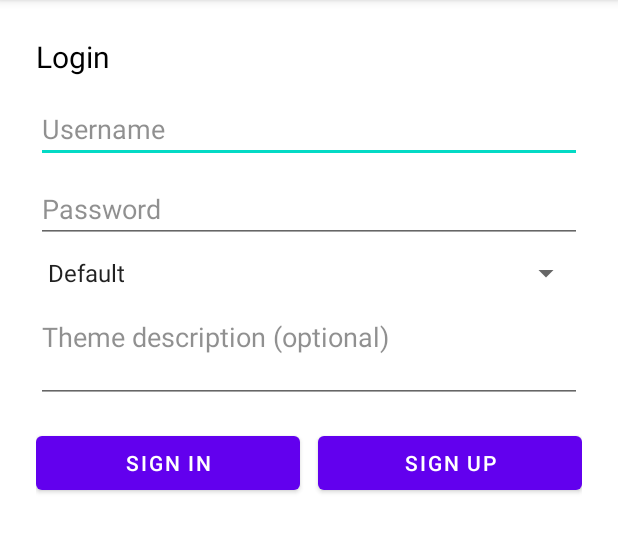
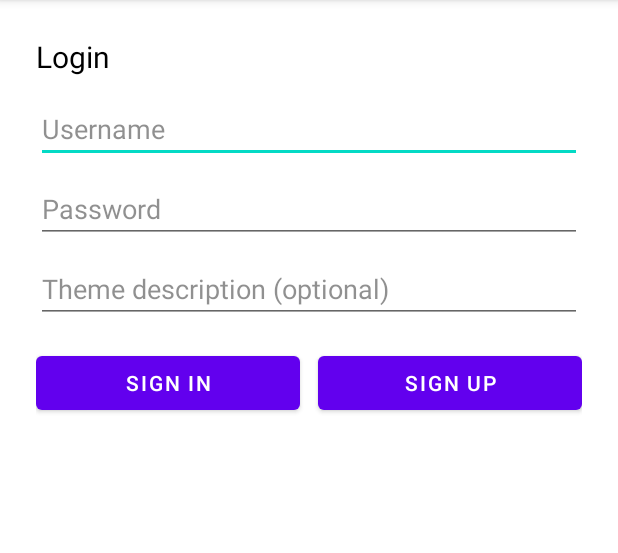
Before and after one commit to penguintron3000/Weather, an Android app: the screen it shows after launch (LoginActivity), on a phone screen of 412 x 824 dp, the part 84-637 px from its top. Run offline under Robolectric (Android 15) with nearby library versions, the phone set to English and light mode, and no system bars.

Commit message:
Removed spinner from Login page that wasn't needed

```diff
--- a/app/src/main/java/edu/uiuc/cs427app/LoginActivity.java
+++ b/app/src/main/java/edu/uiuc/cs427app/LoginActivity.java
@@ -43,7 +43,6 @@ public class LoginActivity extends ThemedActivity {
         tokenManager = new TokenManager(this);
 
         loginFormView = findViewById(R.id.login_form_view);
-        loginFormView.initializeLayoutOptions(R.array.layout_options);
         loginFormView.setActionListener(new LoginFormView.ActionListener() {
             @Override
             public void onSignInRequested() {
--- a/app/src/main/java/edu/uiuc/cs427app/views/LoginFormView.java
+++ b/app/src/main/java/edu/uiuc/cs427app/views/LoginFormView.java
@@ -8,7 +8,6 @@ import android.widget.ArrayAdapter;
 import android.widget.Button;
 import android.widget.EditText;
 import android.widget.LinearLayout;
-import android.widget.Spinner;
 import android.widget.TextView;
 
 import androidx.annotation.ArrayRes;
@@ -38,7 +37,6 @@ public class LoginFormView extends LinearLayout {
 
     private EditText usernameInput;
     private EditText passwordInput;
-    private Spinner layoutSelector;
     private EditText themeDescriptionInput;
     private TextView errorMessage;
     private ActionListener actionListener;
@@ -87,7 +85,6 @@ public class LoginFormView extends LinearLayout {
 
         usernameInput = findViewById(R.id.inputUsername);
         passwordInput = findViewById(R.id.inputPassword);
-        layoutSelector = findViewById(R.id.spinner_layout);
         themeDescriptionInput = findViewById(R.id.inputThemeDescription);
         Button signInButton = findViewById(R.id.buttonSignIn);
         Button signUpButton = findViewById(R.id.buttonSignUp);
@@ -106,20 +103,6 @@ public class LoginFormView extends LinearLayout {
         });
 
         passwordInput.setImeOptions(EditorInfo.IME_ACTION_DONE);
-    }
-
-    /**
-     * Initializes the layout selector spinner with the provided string array resource.
-     *
-     * @param arrayResId resource id for the entries to display in the spinner
-     */
-    public void initializeLayoutOptions(@ArrayRes int arrayResId) {
-        ArrayAdapter<CharSequence> adapter = ArrayAdapter.createFromResource(
-                getContext(),
-                arrayResId,
-                android.R.layout.simple_spinner_item);
-        adapter.setDropDownViewResource(android.R.layout.simple_spinner_dropdown_item);
-        layoutSelector.setAdapter(adapter);
     }
 
     /**
--- a/app/src/main/res/layout/view_login_form.xml
+++ b/app/src/main/res/layout/view_login_form.xml
@@ -48,19 +48,13 @@
         android:hint="Password"
         android:inputType="textPassword" />
 
-    <Spinner
-        android:id="@+id/spinner_layout"
-        android:layout_width="match_parent"
-        android:layout_height="wrap_content"
-        android:layout_marginTop="8dp" />
-
     <EditText
         android:id="@+id/inputThemeDescription"
         android:layout_width="match_parent"
         android:layout_height="wrap_content"
         android:layout_marginTop="8dp"
         android:hint="Theme description (optional)"
-        android:minLines="2"
+        android:minLines="1"
         android:maxLines="4"
         android:gravity="top|start"
         android:inputType="textCapSentences|textMultiLine" />
```
